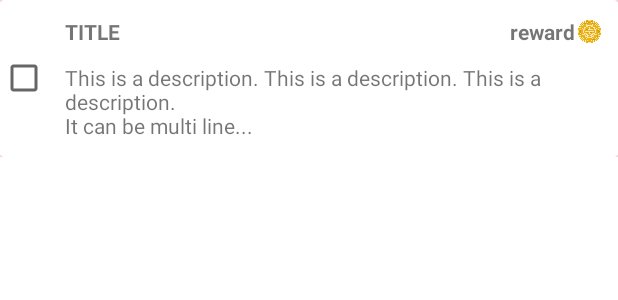
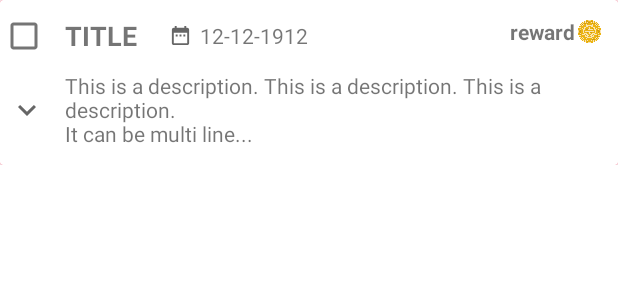
Before and after one commit to taslimisina/mobile-project, an Android app: the layout layout_todo.xml on its own in the app's theme, with its tools: preview values and no code run, on a phone screen of 412 x 824 dp. Shown: the top 300 px of the screen. Run offline under Robolectric (Android 15) with nearby library versions, the light colour scheme and no system bars.

Commit message:
due date and checklist

```diff
--- /dev/null
+++ b/app/src/main/res/drawable/ic_due_date_black_24dp.xml
@@ -0,0 +1,10 @@
+<vector xmlns:android="http://schemas.android.com/apk/res/android"
+    android:width="24dp"
+    android:height="24dp"
+    android:viewportWidth="24"
+    android:viewportHeight="24"
+    android:tint="?attr/colorControlNormal">
+  <path
+      android:fillColor="@android:color/white"
+      android:pathData="M9,11L7,11v2h2v-2zM13,11h-2v2h2v-2zM17,11h-2v2h2v-2zM19,4h-1L18,2h-2v2L8,4L8,2L6,2v2L5,4c-1.11,0 -1.99,0.9 -1.99,2L3,20c0,1.1 0.89,2 2,2h14c1.1,0 2,-0.9 2,-2L21,6c0,-1.1 -0.9,-2 -2,-2zM19,20L5,20L5,9h14v11z"/>
+</vector>
--- /dev/null
+++ b/app/src/main/res/drawable/ic_expand_more_black_24dp.xml
@@ -0,0 +1,10 @@
+<vector xmlns:android="http://schemas.android.com/apk/res/android"
+    android:width="24dp"
+    android:height="24dp"
+    android:viewportWidth="24"
+    android:viewportHeight="24"
+    android:tint="?attr/colorControlNormal">
+  <path
+      android:fillColor="#FF000000"
+      android:pathData="M16.59,8.59L12,13.17 7.41,8.59 6,10l6,6 6,-6z"/>
+</vector>
--- a/app/src/main/res/layout/layout_todo.xml
+++ b/app/src/main/res/layout/layout_todo.xml
@@ -42,13 +42,13 @@
             android:layout_height="wrap_content"
             android:background="@android:color/white">
 
-            <androidx.appcompat.widget.AppCompatCheckBox
+            <CheckBox
                 android:id="@+id/item_checkbox"
                 android:layout_width="wrap_content"
                 android:layout_height="wrap_content"
-                android:layout_alignParentTop="true"
                 android:layout_alignParentLeft="true"
-                android:layout_alignBottom="@id/alignment_view"
+                android:layout_alignTop="@id/item_title"
+                android:layout_alignBottom="@id/item_title"
                 android:minWidth="0dp"
                 android:minHeight="0dp" />
 
@@ -59,7 +59,29 @@
                 android:layout_margin="5pt"
                 android:layout_toRightOf="@id/item_checkbox"
                 android:text="TITLE"
-                android:textStyle="bold" />
+                android:textStyle="bold"
+                android:textSize="8pt"/>
+
+            <ImageView
+                android:id="@+id/due_logo"
+                android:layout_width="15dp"
+                android:layout_height="15dp"
+                android:layout_alignTop="@id/item_title"
+                android:layout_alignBottom="@id/item_title"
+                android:layout_toEndOf="@id/item_title"
+                android:layout_marginStart="@dimen/pad_10"
+                android:src="@drawable/ic_due_date_black_24dp" />
+
+            <TextView
+                android:id="@+id/due_date"
+                android:layout_width="wrap_content"
+                android:layout_height="wrap_content"
+                android:layout_toEndOf="@id/due_logo"
+                android:layout_alignTop="@id/item_title"
+                android:layout_alignBottom="@id/item_title"
+                android:text="12-12-1912"
+                android:gravity="center"
+                android:layout_marginStart="5dp"/>
 
             <ImageView
                 android:id="@+id/coin_logo"
@@ -91,6 +113,17 @@
                 android:layout_toRightOf="@id/item_checkbox"
                 android:text="This is a description. This is a description. This is a description.\nIt can be multi line..." />
 
+            <ImageButton
+                android:id="@+id/expand_button"
+                android:layout_width="35dp"
+                android:layout_height="wrap_content"
+                android:background="@null"
+                android:src="@drawable/ic_expand_more_black_24dp"
+                android:layout_alignTop="@+id/item_description"
+                android:layout_alignBottom="@+id/item_description"
+                android:layout_alignParentStart="true"
+                android:visibility="visible"/>
+
             <TextView
                 android:id="@+id/alignment_view"
                 android:layout_width="wrap_content"
@@ -98,6 +131,14 @@
                 android:layout_below="@id/item_description"
                 android:layout_toRightOf="@id/item_checkbox"/>
 
+            <LinearLayout
+                android:id="@+id/checklist"
+                android:layout_width="match_parent"
+                android:layout_height="wrap_content"
+                android:orientation="vertical"
+                android:layout_below="@id/alignment_view"
+                android:visibility="gone"/>
+
         </RelativeLayout>
     </androidx.cardview.widget.CardView>
 </FrameLayout>
```
Also changed, not shown: app/src/main/java/ir/sharif/mobile/project/ui/model/utils/DateUtil.java (added, +45 -0 lines), app/src/main/java/ir/sharif/mobile/project/ui/todo/EditTodoFragment.java (+12 -16 lines), app/src/main/java/ir/sharif/mobile/project/ui/todo/TodoFragment.java (+12 -11 lines), app/src/main/java/ir/sharif/mobile/project/ui/todo/TodoViewAdaptor.java (+57 -5 lines), app/src/main/java/ir/sharif/mobile/project/ui/utils/ChecklistViewAdaptor.java (added, +75 -0 lines), app/src/main/res/drawable/ic_expand_less_black_24dp.xml (added, +10 -0 lines), app/src/main/res/layout/layout_checklist_item.xml (added, +36 -0 lines).
